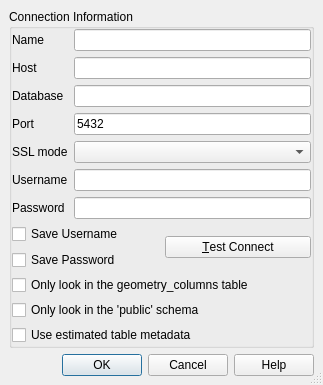
Before: the Qt Designer form qgis/src/ui/qgspgnewconnectionbase.ui in sourcepole/qgis, drawn with Qt 5.
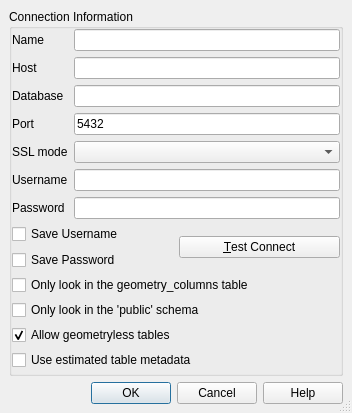
After: the same form once the commit is applied.

Commit message: [FEATURE] allow adding geometryless layers from postgres

```diff
--- a/qgis/src/ui/qgspgnewconnectionbase.ui
+++ b/qgis/src/ui/qgspgnewconnectionbase.ui
@@ -6,8 +6,8 @@
    <rect>
     <x>0</x>
     <y>0</y>
-    <width>323</width>
-    <height>384</height>
+    <width>352</width>
+    <height>413</height>
    </rect>
   </property>
   <property name="sizePolicy">
@@ -228,7 +228,7 @@
         </item>
        </layout>
       </item>
-      <item row="4" column="0">
+      <item row="5" column="0">
        <widget class="QCheckBox" name="cb_useEstimatedMetadata">
         <property name="toolTip">
          <string>Use estimated table statistics for the layer metadata.</string>
@@ -249,6 +249,16 @@
         </property>
        </widget>
       </item>
+      <item row="4" column="0">
+       <widget class="QCheckBox" name="cb_allowGeometrylessTables">
+        <property name="text">
+         <string>Allow geometryless tables</string>
+        </property>
+        <property name="checked">
+         <bool>true</bool>
+        </property>
+       </widget>
+      </item>
      </layout>
     </widget>
    </item>
```
The commit also changes 6 other files.
